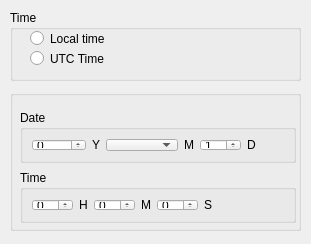
Before: the Qt Designer form ctimedialog.ui in PavelMr/skytechx, drawn with Qt 5.
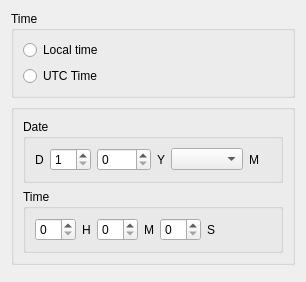
After: the same form once the commit is applied.

```diff
--- a/ctimedialog.ui
+++ b/ctimedialog.ui
@@ -6,85 +6,52 @@
    <rect>
     <x>0</x>
     <y>0</y>
-    <width>311</width>
-    <height>244</height>
+    <width>306</width>
+    <height>282</height>
    </rect>
   </property>
   <property name="windowTitle">
    <string>Dialog</string>
   </property>
+  <layout class="QVBoxLayout" name="verticalLayout_5">
+   <item>
   <widget class="QGroupBox" name="groupBox">
-   <property name="geometry">
-    <rect>
-     <x>10</x>
-     <y>10</y>
-     <width>291</width>
-     <height>71</height>
-    </rect>
-   </property>
    <property name="title">
     <string>Time</string>
    </property>
+     <layout class="QVBoxLayout" name="verticalLayout_3">
+      <item>
    <widget class="QRadioButton" name="radioButton">
-    <property name="geometry">
-     <rect>
-      <x>20</x>
-      <y>20</y>
-      <width>141</width>
-      <height>17</height>
-     </rect>
-    </property>
     <property name="text">
      <string>Local time</string>
     </property>
    </widget>
+      </item>
+      <item>
    <widget class="QRadioButton" name="radioButton_2">
-    <property name="geometry">
-     <rect>
-      <x>20</x>
-      <y>40</y>
-      <width>141</width>
-      <height>17</height>
-     </rect>
-    </property>
     <property name="text">
      <string>UTC Time</string>
     </property>
    </widget>
-  </widget>
+      </item>
+     </layout>
+    </widget>
+   </item>
+   <item>
   <widget class="QGroupBox" name="groupBox_2">
-   <property name="geometry">
-    <rect>
-     <x>10</x>
-     <y>90</y>
-     <width>291</width>
-     <height>141</height>
-    </rect>
-   </property>
    <property name="title">
     <string/>
    </property>
+     <layout class="QVBoxLayout" name="verticalLayout_4">
+      <item>
    <widget class="QGroupBox" name="groupBox_3">
-    <property name="geometry">
-     <rect>
-      <x>10</x>
-      <y>20</y>
-      <width>276</width>
-      <height>53</height>
-     </rect>
-    </property>
     <property name="title">
      <string>Date</string>
     </property>
-    <layout class="QGridLayout" name="gridLayout">
-     <item row="0" column="0">
-      <widget class="QSpinBox" name="spinBox">
-       <property name="maximum">
-        <number>9999</number>
-       </property>
-      </widget>
-     </item>
-     <item row="0" column="5">
+        <layout class="QVBoxLayout" name="verticalLayout">
+         <item>
+          <layout class="QHBoxLayout" name="horizontalLayout">
+           <item>
       <widget class="QLabel" name="label_3">
        <property name="text">
         <string>D</string>
@@ -94,17 +61,7 @@
        </property>
       </widget>
      </item>
-     <item row="0" column="1">
-      <widget class="QLabel" name="label">
-       <property name="text">
-        <string>Y</string>
-       </property>
-       <property name="alignment">
-        <set>Qt::AlignCenter</set>
-       </property>
-      </widget>
-     </item>
-     <item row="0" column="4">
+           <item>
       <widget class="QSpinBox" name="spinBox_2">
        <property name="minimum">
         <number>1</number>
@@ -114,10 +71,27 @@
        </property>
       </widget>
      </item>
-     <item row="0" column="2">
+           <item>
+            <widget class="QSpinBox" name="spinBox">
+             <property name="maximum">
+              <number>9999</number>
+             </property>
+            </widget>
+           </item>
+           <item>
+            <widget class="QLabel" name="label">
+             <property name="text">
+              <string>Y</string>
+             </property>
+             <property name="alignment">
+              <set>Qt::AlignCenter</set>
+             </property>
+            </widget>
+           </item>
+           <item>
       <widget class="QComboBox" name="comboBox"/>
      </item>
-     <item row="0" column="3">
+           <item>
       <widget class="QLabel" name="label_2">
        <property name="text">
         <string>M</string>
@@ -127,7 +101,7 @@
        </property>
       </widget>
      </item>
-     <item row="0" column="6">
+           <item>
       <spacer name="horizontalSpacer_8">
        <property name="orientation">
         <enum>Qt::Horizontal</enum>
@@ -141,58 +115,60 @@
       </spacer>
      </item>
     </layout>
-   </widget>
+         </item>
+        </layout>
+       </widget>
+      </item>
+      <item>
    <widget class="QGroupBox" name="groupBox_4">
-    <property name="geometry">
-     <rect>
-      <x>10</x>
-      <y>80</y>
-      <width>276</width>
-      <height>53</height>
-     </rect>
-    </property>
     <property name="title">
      <string>Time</string>
     </property>
-    <layout class="QGridLayout" name="gridLayout_2">
-     <item row="0" column="0">
+        <layout class="QVBoxLayout" name="verticalLayout_2">
+         <item>
+          <layout class="QHBoxLayout" name="horizontalLayout_2">
+           <item>
       <widget class="QSpinBox" name="spinBox_3">
        <property name="maximum">
         <number>23</number>
        </property>
       </widget>
      </item>
-     <item row="0" column="6">
-      <spacer name="horizontalSpacer_9">
-       <property name="orientation">
-        <enum>Qt::Horizontal</enum>
-       </property>
-       <property name="sizeHint" stdset="0">
-        <size>
-         <width>40</width>
-         <height>20</height>
-        </size>
-       </property>
-      </spacer>
-     </item>
-     <item row="0" column="3">
-      <widget class="QLabel" name="label_5">
+           <item>
+            <widget class="QLabel" name="label_4">
        <property name="text">
-        <string>M</string>
+              <string>H</string>
        </property>
        <property name="alignment">
         <set>Qt::AlignCenter</set>
        </property>
       </widget>
      </item>
-     <item row="0" column="2">
+           <item>
       <widget class="QSpinBox" name="spinBox_5">
        <property name="maximum">
         <number>59</number>
        </property>
       </widget>
      </item>
-     <item row="0" column="5">
+           <item>
+            <widget class="QLabel" name="label_5">
+             <property name="text">
+              <string>M</string>
+             </property>
+             <property name="alignment">
+              <set>Qt::AlignCenter</set>
+             </property>
+            </widget>
+           </item>
+           <item>
+            <widget class="QSpinBox" name="spinBox_4">
+             <property name="maximum">
+              <number>59</number>
+             </property>
+            </widget>
+           </item>
+           <item>
       <widget class="QLabel" name="label_6">
        <property name="text">
         <string>S</string>
@@ -202,26 +178,41 @@
        </property>
       </widget>
      </item>
-     <item row="0" column="4">
-      <widget class="QSpinBox" name="spinBox_4">
-       <property name="maximum">
-        <number>59</number>
-       </property>
-      </widget>
-     </item>
-     <item row="0" column="1">
-      <widget class="QLabel" name="label_4">
-       <property name="text">
-        <string>H</string>
-       </property>
-       <property name="alignment">
-        <set>Qt::AlignCenter</set>
-       </property>
-      </widget>
-     </item>
-    </layout>
-   </widget>
-  </widget>
+           <item>
+            <spacer name="horizontalSpacer_9">
+             <property name="orientation">
+              <enum>Qt::Horizontal</enum>
+             </property>
+             <property name="sizeHint" stdset="0">
+              <size>
+               <width>40</width>
+               <height>20</height>
+              </size>
+             </property>
+            </spacer>
+           </item>
+          </layout>
+         </item>
+        </layout>
+       </widget>
+      </item>
+     </layout>
+    </widget>
+   </item>
+   <item>
+    <spacer name="verticalSpacer">
+     <property name="orientation">
+      <enum>Qt::Vertical</enum>
+     </property>
+     <property name="sizeHint" stdset="0">
+      <size>
+       <width>20</width>
+       <height>40</height>
+      </size>
+     </property>
+    </spacer>
+   </item>
+  </layout>
  </widget>
  <resources/>
  <connections/>
```
Lines whose indentation alone changed are shown as unchanged.
